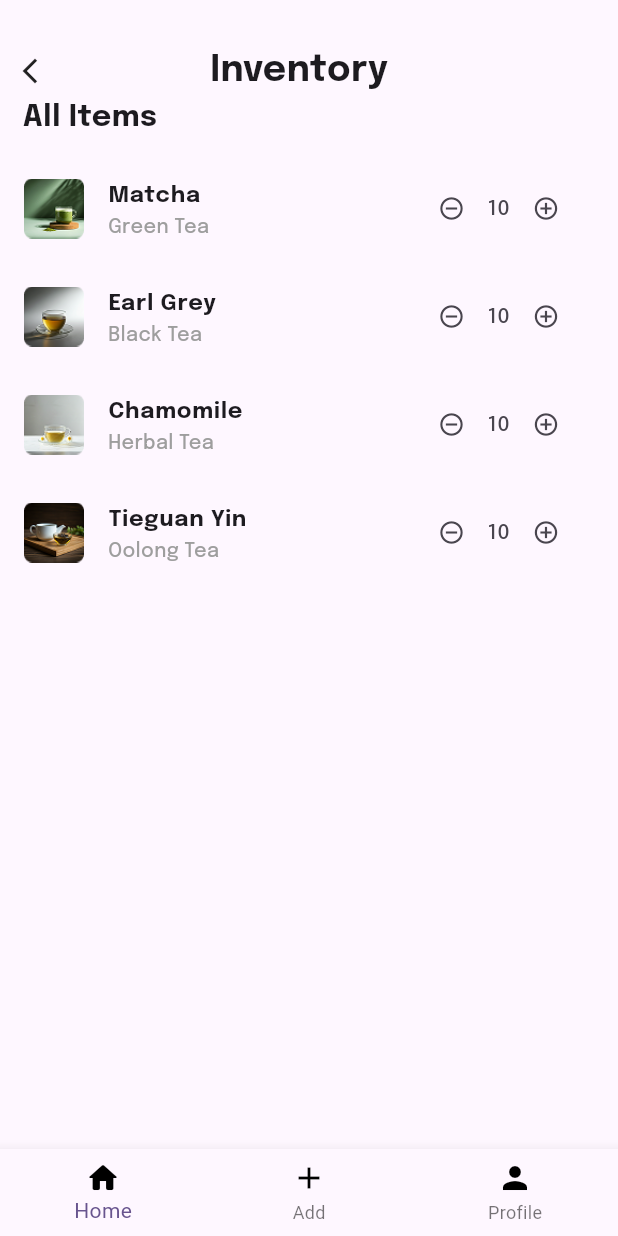
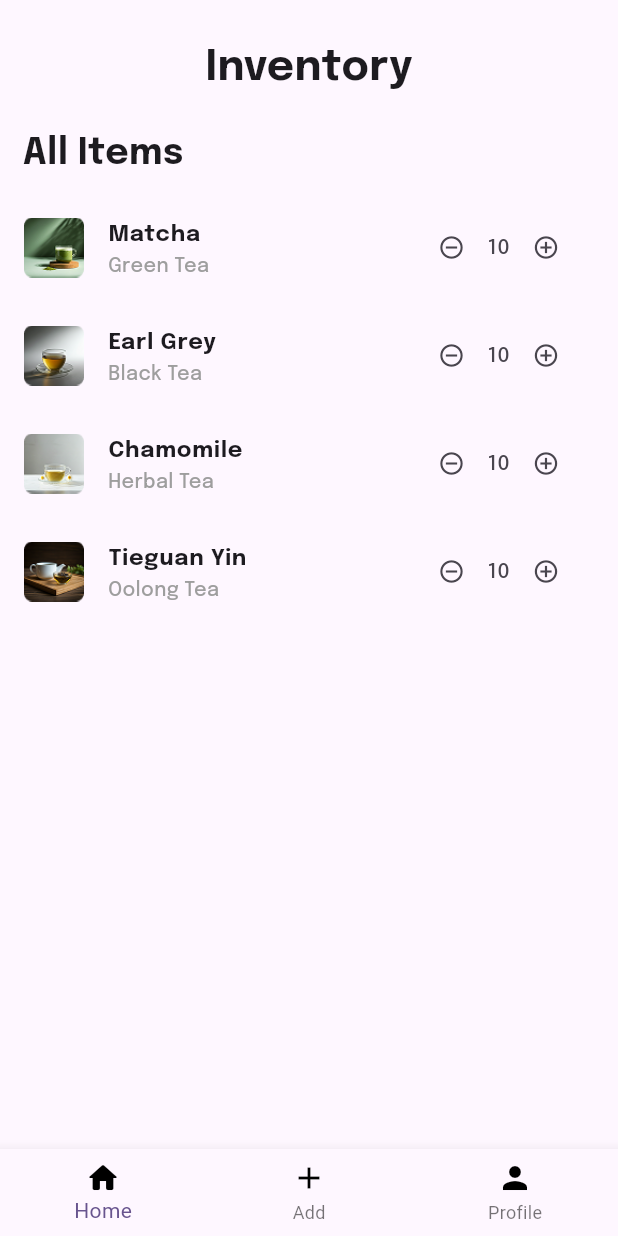
Before and after one commit to Jotham0505/Inventory_Management_App_Flutter, a Flutter app: the screen it shows after launch, on a phone screen of 412 x 824 dp. Run offline on Flutter 3.47's test engine with Material 3 defaults, Android fonts, the light colour scheme and no system bars; our stand-ins replace flutter_secure_storage.

Commit message:
add item page

```diff
--- a/lib/pages/App_Pages/itemsPage.dart
+++ b/lib/pages/App_Pages/itemsPage.dart
@@ -2,6 +2,7 @@ import 'dart:convert';
 import 'package:flutter/material.dart';
 import 'package:flutter_secure_storage/flutter_secure_storage.dart';
 import 'package:http/http.dart' as http;
+import 'package:tea_app/pages/App_Pages/addItemsPage.dart';
 import 'package:tea_app/pages/App_Pages/itemDetailPage.dart';
 
 class Itemspage extends StatefulWidget {
@@ -72,24 +73,21 @@ class _ItemspageState extends State<Itemspage> {
       crossAxisAlignment: CrossAxisAlignment.start,
       children: [
         SizedBox(
-          height: 30,
+          height: 25,
         ),
-        Row(
-          children: [
-            SizedBox(
-              width: 10,
+        Center(
+          child: Text(
+            "Inventory",
+            style: TextStyle(
+              fontSize: 28,
+              fontWeight: FontWeight.bold,
+              fontFamily: 'Epilogue',
             ),
-            Icon(Icons.arrow_back_ios_new, size: 20),
-            SizedBox(width: 110),
-            Text(
-              "Inventory",
-              style: TextStyle(
-                fontSize: 24,
-                fontWeight: FontWeight.bold,
-                fontFamily: 'Epilogue',
-              ),
-            ),
-          ],
+          ),
+        ),
+
+        SizedBox(
+          height: 20,
         ),
 
         Padding(
@@ -97,7 +95,7 @@ class _ItemspageState extends State<Itemspage> {
           child: Text(
             "All Items",
             style: TextStyle(
-              fontSize: 20,
+              fontSize: 24,
               fontWeight: FontWeight.bold,
               fontFamily: 'Epilogue',
             ),
@@ -397,6 +395,15 @@ class _ItemspageState extends State<Itemspage> {
               label: 'Profile',
             ),
           ],
+          onTap: (index) {
+            if (index == 1) {
+              Navigator.push(
+                context,
+                MaterialPageRoute(builder: (context) => Additemspage()),
+              );
+            }
+            // You can handle other indices if needed
+          },
         ),
       ],
     ));
```
Also changed, not shown: lib/pages/App_Pages/addItemsPage.dart (added, +167 -0 lines).
